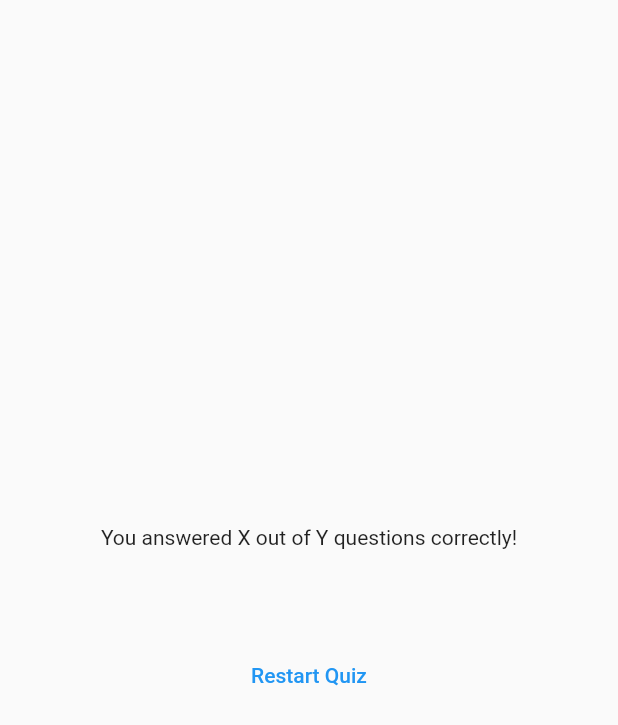
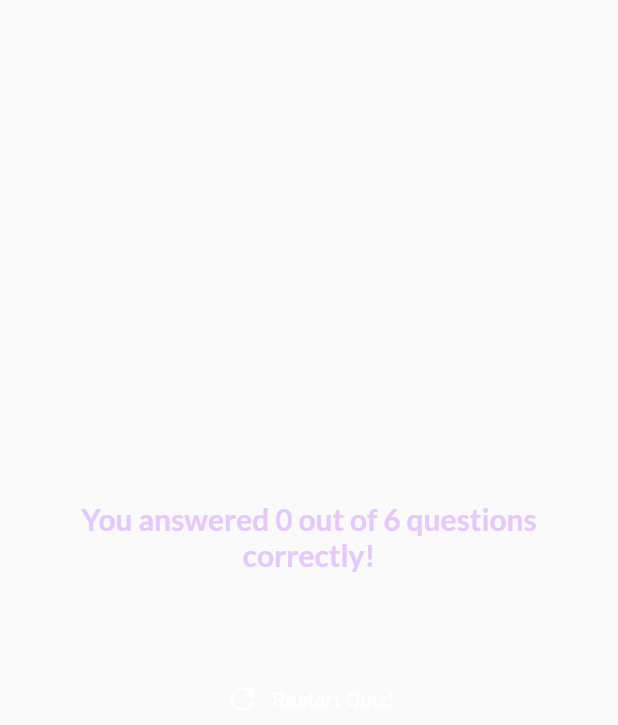
Before and after one commit to lucasitiro/Quiz_app, a Flutter app: the ResultsScreen widget shown alone on an empty page, opened directly with empty values, on a phone screen of 412 x 824 dp. Shown: the top 725 px of the screen. Run offline on Flutter 3.47's test engine with Material 2 defaults, Android fonts, the phone set to English and light mode, and no system bars; our stand-ins replace google_fonts.

Commit message:
Update results_screen.dart

```diff
--- a/lib/results_screen.dart
+++ b/lib/results_screen.dart
@@ -1,35 +1,75 @@
 import 'package:flutter/material.dart';
 import 'package:quiz_app/data/questions.dart';
 import 'package:quiz_app/questions_summary.dart';
+import 'package:google_fonts/google_fonts.dart';
+
 class ResultsScreen extends StatelessWidget {
-  const ResultsScreen({super.key,required this.chosenAnswer});
-  final List<String> chosenAnswer;
-  List <Map<String, Object>> getSummaryData () {
-    final List <Map<String, Object>> summary = [];
-    for (var i = 0; i<chosenAnswer.length; i++){
-      summary.add({
-        'question_index: ': i,
-         'question': questions[i].text,
-         'correct_answer': questions[i].answers[0],
-         'user_answer': chosenAnswer[i]
-         });
+  const ResultsScreen({
+    super.key,
+    required this.chosenAnswers,
+    required this.onRestart,
+  });
+
+  final void Function() onRestart;
+  final List<String> chosenAnswers;
+
+  List<Map<String, Object>> get summaryData {
+    final List<Map<String, Object>> summary = [];
+
+    for (var i = 0; i < chosenAnswers.length; i++) {
+      summary.add(
+        {
+          'question_index': i,
+          'question': questions[i].text,
+          'correct_answer': questions[i].answers[0],
+          'user_answer': chosenAnswers[i]
+        },
+      );
     }
+
     return summary;
   }
+
   @override
   Widget build(BuildContext context) {
+    final numTotalQuestions = questions.length;
+    final numCorrectQuestions = summaryData
+        .where(
+          (data) => data['user_answer'] == data['correct_answer'],
+        )
+        .length;
+
     return SizedBox(
       width: double.infinity,
       child: Container(
         margin: const EdgeInsets.all(40),
-        child:  Column(
+        child: Column(
           mainAxisAlignment: MainAxisAlignment.center,
-          children:  [
-                const Text('You answered X out of Y questions correctly!'),
-                const SizedBox(height: 30,),
-                QuestionsSummary(getSummaryData()),
-                const SizedBox(height: 30,),
-                TextButton(onPressed: (){}, child: const Text('Restart Quiz'))
+          children: [
+            Text(
+              'You answered $numCorrectQuestions out of $numTotalQuestions questions correctly!',
+              style: GoogleFonts.lato(
+                color: const Color.fromARGB(255, 230, 200, 253),
+                fontSize: 20,
+                fontWeight: FontWeight.bold,
+              ),
+              textAlign: TextAlign.center,
+            ),
+            const SizedBox(
+              height: 30,
+            ),
+            QuestionsSummary(summaryData),
+            const SizedBox(
+              height: 30,
+            ),
+            TextButton.icon(
+              onPressed: onRestart,
+              style: TextButton.styleFrom(
+                foregroundColor: Colors.white,
+              ),
+              icon: const Icon(Icons.refresh),
+              label: const Text('Restart Quiz!'),
+            )
           ],
         ),
       ),
```
